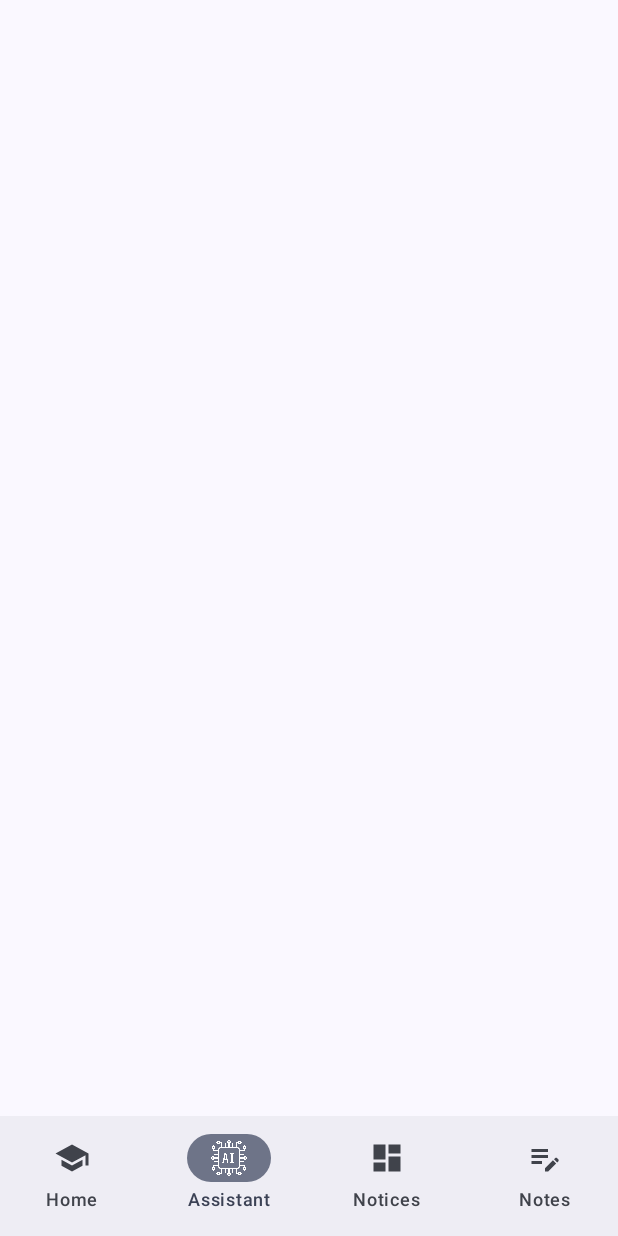
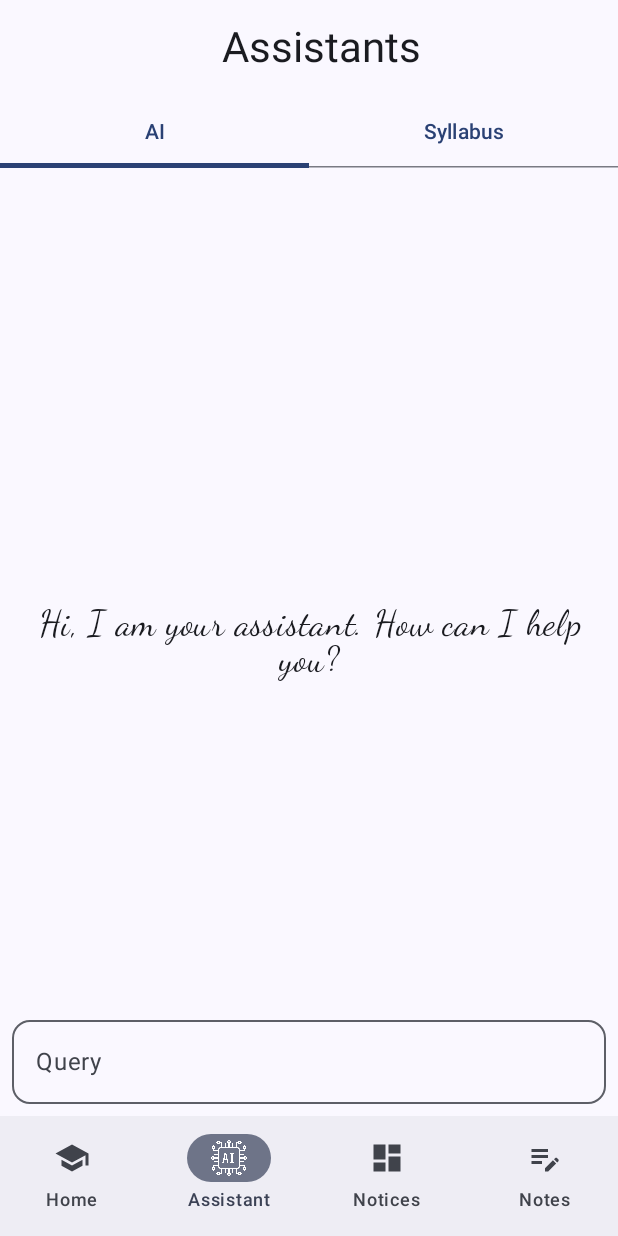
Before and after one commit to prafullKrRj/Campuse-Pulse, an Android app built with Jetpack Compose: the StudentNavGraph screen opened through its navigation route, item 2 of the bottom bar chosen, on a phone screen of 412 x 824 dp. Run offline under Robolectric (Android 15) with nearby library versions, the phone set to English and light mode, and no system bars; our stand-ins replace Firebase (no records; nobody signed in at launch, a user with empty details on screens opened directly); libraries missing offline, so code that uses them is left out: com.google.ai.client.

Commit message:
AI bot completed

```diff
--- a/app/src/main/java/com/prafullkumar/campusepulse/data/studentRepo/AssistantsRepo.kt
+++ b/app/src/main/java/com/prafullkumar/campusepulse/data/studentRepo/AssistantsRepo.kt
@@ -1,11 +1,43 @@
 package com.prafullkumar.campusepulse.data.studentRepo
 
+import com.google.ai.client.generativeai.GenerativeModel
+import com.google.ai.client.generativeai.type.content
+import com.prafullkumar.campusepulse.BuildConfig
+import com.prafullkumar.campusepulse.studentApp.assistant.Participant
 interface AssistantsRepository {
-
+    suspend fun sendMessage(message: String): Response
 }
 
 class AssistantsRepositoryImpl (
 
 ) : AssistantsRepository {
-
+    private val generativeModel = GenerativeModel(
+        modelName = "gemini-pro",
+        apiKey = BuildConfig.API_KEY
+    )
+    private val chat = generativeModel.startChat(
+        history = listOf(
+            content(role = Participant.USER.role) {
+                text(Constants.startingQuery)
+            },
+            content(role = Participant.MODEL.role) {
+                text("Ok")
+            }
+        )
+    )
+    override suspend fun sendMessage(message: String): Response {
+        return try {
+            val response = chat.sendMessage(message)
+            Response.Success(response.text)
+        } catch (e: Exception) {
+            Response.Error(e.message ?: "Unknown error")
+        }
+    }
 }
+sealed class Response {
+    data class Success(val message: String?) : Response()
+    data class Error(val message: String) : Response()
+}
+private object Constants {
+    const val startingQuery = "Give the answer max to max in 100 words if you want to increase the limit you can it's your choice and if user specifies that give answer in detail or need more information then you can exceed the limit"
+}
--- a/app/src/main/java/com/prafullkumar/campusepulse/studentApp/StudentNavGraph.kt
+++ b/app/src/main/java/com/prafullkumar/campusepulse/studentApp/StudentNavGraph.kt
@@ -14,6 +14,7 @@ import androidx.compose.runtime.Immutable
 import androidx.compose.runtime.getValue
 import androidx.compose.runtime.mutableIntStateOf
 import androidx.compose.runtime.remember
+import androidx.compose.runtime.saveable.rememberSaveable
 import androidx.compose.runtime.setValue
 import androidx.compose.ui.Modifier
 import androidx.compose.ui.res.painterResource
@@ -45,13 +46,13 @@ fun StudentNavGraph() {
     )
     Scaffold(
         bottomBar = {
-            BottomNavigationBar(sNavController = sNavController)
+            BottomNavigationBar(sNavController = sNavController, selected = 0)
         }
     ) { innerPadding ->
         Column(modifier = Modifier
             .fillMaxSize()
             .padding(innerPadding)) {
-            NavHost(navController = sNavController, startDestination = StudentScreens.HOME.name) {
+            NavHost(navController = sNavController, startDestination = StudentScreens.ASSISTANT.name) {
                 composable(StudentScreens.HOME.name) {
                     StudentHomeScreenNavGraph(viewModel = viewModels[0] as StudentViewModel)
                 }
@@ -70,8 +71,8 @@ fun StudentNavGraph() {
 }
 
 @Composable
-fun BottomNavigationBar(sNavController: NavController) {
-    var selectedItem by remember { mutableIntStateOf(0) }
+fun BottomNavigationBar(sNavController: NavController, selected: Int) {
+    var selectedItem by rememberSaveable { mutableIntStateOf(selected) }
     val items = StudentConst.items
     NavigationBar {
         items.forEachIndexed { index, item ->
--- a/app/src/main/java/com/prafullkumar/campusepulse/studentApp/assistant/AssistantScreen.kt
+++ b/app/src/main/java/com/prafullkumar/campusepulse/studentApp/assistant/AssistantScreen.kt
@@ -1,10 +1,103 @@
 package com.prafullkumar.campusepulse.studentApp.assistant
 
+import androidx.compose.foundation.ExperimentalFoundationApi
+import androidx.compose.foundation.layout.Box
+import androidx.compose.foundation.layout.Column
+import androidx.compose.foundation.layout.PaddingValues
+import androidx.compose.foundation.layout.fillMaxSize
+import androidx.compose.foundation.layout.padding
+import androidx.compose.foundation.pager.HorizontalPager
+import androidx.compose.foundation.pager.PageSize
+import androidx.compose.foundation.pager.rememberPagerState
+import androidx.compose.material3.MaterialTheme
+import androidx.compose.material3.Scaffold
+import androidx.compose.material3.Tab
+import androidx.compose.material3.TabRow
+import androidx.compose.material3.Text
 import androidx.compose.runtime.Composable
+import androidx.compose.runtime.derivedStateOf
+import androidx.compose.runtime.getValue
+import androidx.compose.runtime.remember
+import androidx.compose.runtime.rememberCoroutineScope
+import androidx.compose.ui.Alignment
+import androidx.compose.ui.Modifier
+import androidx.compose.ui.text.style.TextAlign
+import androidx.compose.ui.text.style.TextOverflow
+import com.prafullkumar.campusepulse.R
+import com.prafullkumar.campusepulse.commons.TopAppBar
+import kotlinx.coroutines.launch
+
 
 @Composable
-fun AssistantScreen(
-    viewModel: AssistantsViewModel
-) {
+fun AssistantScreen(viewModel: AssistantsViewModel) {
+    Scaffold(
+        topBar = {
+            TopAppBar(
+                label = R.string.assistants,
+            )
+        }
+    ) { innerPadding ->
+        AssistantsMainUI(innerPadding, viewModel = viewModel)
+    }
+}
+@OptIn(ExperimentalFoundationApi::class)
+@Composable
+fun AssistantsMainUI(paddingValues: PaddingValues, viewModel: AssistantsViewModel) {
+    Column(
+        modifier = Modifier.padding(paddingValues),
+    ) {
+        val tabs = remember { listOf("AI", "Syllabus") }
+        val pagerState = rememberPagerState {
+            tabs.size
+        }
+        val currentTabIndex by remember { derivedStateOf { pagerState.currentPage } }
 
+        TabRow(
+            modifier = Modifier,
+            selectedTabIndex = currentTabIndex,
+        ) {
+            tabs.forEachIndexed { index, title ->
+                val coroutineScope = rememberCoroutineScope()
+                Tab(
+                    selected = currentTabIndex == index,
+                    onClick = {
+                        coroutineScope.launch {
+                            pagerState.animateScrollToPage(index)
+                        }
+                    },
+                    text = {
+                        Text(
+                            text = title,
+                            maxLines = 2,
+                            overflow = TextOverflow.Ellipsis
+                        )
+                    }
+                )
+            }
+        }
+
+        HorizontalPager(
+            state = pagerState,
+            modifier = Modifier.fillMaxSize(),
+            pageSize = PageSize.Fill,
+        ) { tabIndex ->
+            when (tabIndex) {
+                0 -> {
+                    AiAssistantScreen(viewModel = viewModel)
+                }
+                1 -> {
+                    Box(
+                        modifier = Modifier.fillMaxSize(),
+                        contentAlignment = Alignment.Center
+                    ) {
+                        Text(
+                            text = "Syllabus",
+                            style = MaterialTheme.typography.headlineLarge,
+                            textAlign = TextAlign.Center
+                        )
+                    }
+                }
+            }
+        }
+    }
 }
--- /dev/null
+++ b/app/src/main/java/com/prafullkumar/campusepulse/studentApp/assistant/ChatBotScreen.kt
@@ -0,0 +1,203 @@
+package com.prafullkumar.campusepulse.studentApp.assistant
+
+
+import android.content.Context
+import android.content.Intent
+import android.widget.Toast
+import androidx.compose.foundation.background
+import androidx.compose.foundation.layout.Arrangement
+import androidx.compose.foundation.layout.Box
+import androidx.compose.foundation.layout.Column
+import androidx.compose.foundation.layout.Row
+import androidx.compose.foundation.layout.Spacer
+import androidx.compose.foundation.layout.fillMaxSize
+import androidx.compose.foundation.layout.fillMaxWidth
+import androidx.compose.foundation.layout.heightIn
+import androidx.compose.foundation.layout.padding
+import androidx.compose.foundation.layout.size
+import androidx.compose.foundation.lazy.LazyColumn
+import androidx.compose.material.icons.Icons
+import androidx.compose.material.icons.filled.Send
+import androidx.compose.material.icons.filled.Share
+import androidx.compose.material3.Card
+import androidx.compose.material3.CardDefaults
+import androidx.compose.material3.CircularProgressIndicator
+import androidx.compose.material3.Icon
+import androidx.compose.material3.IconButton
+import androidx.compose.material3.MaterialTheme
+import androidx.compose.material3.OutlinedTextField
+import androidx.compose.material3.Scaffold
+import androidx.compose.material3.Text
+import androidx.compose.runtime.Composable
+import androidx.compose.runtime.collectAsState
+import androidx.compose.runtime.getValue
+import androidx.compose.runtime.mutableStateOf
+import androidx.compose.runtime.saveable.rememberSaveable
+import androidx.compose.runtime.setValue
+import androidx.compose.ui.Alignment
+import androidx.compose.ui.ExperimentalComposeUiApi
+import androidx.compose.ui.Modifier
+import androidx.compose.ui.platform.LocalClipboardManager
+import androidx.compose.ui.platform.LocalConfiguration
+import androidx.compose.ui.platform.LocalContext
+import androidx.compose.ui.platform.LocalFocusManager
+import androidx.compose.ui.platform.LocalSoftwareKeyboardController
+import androidx.compose.ui.res.painterResource
+import androidx.compose.ui.text.AnnotatedString
+import androidx.compose.ui.text.font.FontFamily
+import androidx.compose.ui.text.style.TextAlign
+import androidx.compose.ui.unit.dp
+import androidx.compose.ui.unit.sp
+import com.prafullkumar.campusepulse.R
+
+@Composable
+fun AiAssistantScreen(viewModel: AssistantsViewModel) {
+    val chatState by viewModel.uiState.collectAsState()
+    val focusManager = LocalFocusManager.current
+    Scaffold (
+        bottomBar = {
+            PromptField(viewModel = viewModel) {
+                focusManager.clearFocus()
+            }
+        },
+        modifier = Modifier
+            .fillMaxSize()
+            .heightIn(min = LocalConfiguration.current.screenHeightDp.dp)
+    ){ paddingValues ->
+        if (chatState is ChatUiState.Initial){
+            Box(modifier = Modifier.fillMaxSize(), contentAlignment = Alignment.Center) {
+                Text(
+                    text = "Hi, I am your assistant. How can I help you?",
+                    modifier = Modifier.padding(8.dp),
+                    textAlign = TextAlign.Center,
+                    fontFamily = FontFamily.Cursive,
+                    fontSize = 24.sp
+                )
+            }
+        }
+        ChatScreen(
+            modifier = Modifier
+                .fillMaxSize()
+                .padding(paddingValues),
+            messages = viewModel.messages,
+            state = chatState
+        )
+    }
+}
+@Composable
+fun ChatScreen(
+    modifier: Modifier = Modifier,
+    messages: List<Message> = emptyList(),
+    state: ChatUiState = ChatUiState.Initial
+) {
+
+    LazyColumn(modifier = modifier, reverseLayout = true) {
+        item {
+            if (state == ChatUiState.Loading) {
+                CircularProgressIndicator(modifier = Modifier.padding(horizontal = 8.dp))
+            }
+        }
+        messages.forEach { message ->
+            item {
+                ChatBubble(message = message)
+            }
+        }
+    }
+}
+@Composable
+fun ChatBubble(modifier: Modifier = Modifier, message: Message) {
+    val clipboardManager = LocalClipboardManager.current
+    val context = LocalContext.current
+    Row(
+        modifier = modifier.fillMaxWidth(),
+        horizontalArrangement = if (message.person == Participant.USER) {
+            Arrangement.End
+        } else {
+            Arrangement.Start
+        }
+    ) {
+        Card(
+            modifier = Modifier
+                .padding(
+                    vertical = 8.dp,
+                )
+                .padding(
+                    start = if (message.person == Participant.USER) 32.dp else 8.dp,
+                    end = if (message.person == Participant.USER) 8.dp else 32.dp,
+                )
+                .fillMaxWidth(),
+            colors = CardDefaults.cardColors(
+                containerColor = when (message.messageType) {
+                    MessageType.USER -> MaterialTheme.colorScheme.secondaryContainer
+                    MessageType.ERROR -> MaterialTheme.colorScheme.error
+                    else -> MaterialTheme.colorScheme.tertiaryContainer
+                }
+            )
+        ){
+            Column(modifier = Modifier.padding(8.dp)) {
+                Text(text = message.text)
+                Spacer(modifier = Modifier.heightIn(4.dp))
+                Row(
+                    horizontalArrangement = Arrangement.End,
+                    modifier = Modifier.fillMaxWidth()
+                ) {
+                    IconButton(onClick = {
+                        shareText(context, message.text)
+                    }, modifier = Modifier.padding(end = 4.dp)) {
+                        Icon(
+                            imageVector = Icons.Default.Share,
+                            contentDescription = null,
+                            Modifier.size(18.dp)
+                        )
+                    }
+                    IconButton(onClick = {
+                        clipboardManager.setText(AnnotatedString(message.text))
+                        Toast.makeText(context, "Copied", Toast.LENGTH_SHORT).show()
+                    }) {
+                        Icon(
+                            painter = painterResource(id = R.drawable.baseline_content_copy_24),
+                            contentDescription = null,
+                            Modifier.size(18.dp)
+                        )
+                    }
+                }
+            }
+        }
+    }
+}
+fun shareText(context: Context, text: String) {
+    val shareIntent = Intent(Intent.ACTION_SEND).apply {
+        type = "text/plain"
+        putExtra(Intent.EXTRA_TEXT, text)
+    }
+    val chooserIntent = Intent.createChooser(shareIntent, null)
+    context.startActivity(chooserIntent)
+}
+@OptIn(ExperimentalComposeUiApi::class)
+@Composable
+fun PromptField(viewModel: AssistantsViewModel, onPrompted: () -> Unit = {}) {
+    val keyboardController = LocalSoftwareKeyboardController.current
+    var text by rememberSaveable { mutableStateOf("") }
+    OutlinedTextField(
+        modifier = Modifier
+            .fillMaxWidth()
+            .background(MaterialTheme.colorScheme.surface)
+            .padding(8.dp),
+        value = text,
+        onValueChange = { text = it },
+        label = { Text("Query") },
+        trailingIcon = {
+            if (text.isNotEmpty()) {
+                IconButton(onClick = {
+                    viewModel.sendMessage(text)
+                    text = ""
+                    keyboardController?.hide()
+                    onPrompted()
+                }) {
+                    Icon(imageVector = Icons.Default.Send, contentDescription = null)
+                }
+            }
+        },
+        shape = MaterialTheme.shapes.medium
+    )
+}
--- a/app/src/main/java/com/prafullkumar/campusepulse/studentApp/homeScreen/StudentHomeScreen.kt
+++ b/app/src/main/java/com/prafullkumar/campusepulse/studentApp/homeScreen/StudentHomeScreen.kt
@@ -4,6 +4,8 @@ import androidx.compose.foundation.layout.Box
 import androidx.compose.foundation.layout.Column
 import androidx.compose.foundation.layout.fillMaxSize
 import androidx.compose.foundation.layout.padding
+import androidx.compose.foundation.rememberScrollState
+import androidx.compose.foundation.verticalScroll
 import androidx.compose.material.icons.Icons
 import androidx.compose.material.icons.filled.Person
 import androidx.compose.material3.CircularProgressIndicator
@@ -22,6 +24,7 @@ import com.prafullkumar.campusepulse.commons.TopAppBar
 @Composable
 fun StudentHomeScreen(navController: NavController, viewModel: StudentViewModel) {
     val state by viewModel.studentScreenState.collectAsState()
+    val scrollState = rememberScrollState()
     Scaffold(
         topBar = {
             TopAppBar(
@@ -35,7 +38,8 @@ fun StudentHomeScreen(navController: NavController, viewModel: StudentViewModel)
     ) { paddingValues ->
         Column(modifier = Modifier
             .fillMaxSize()
-            .padding(paddingValues)) {
+            .padding(paddingValues)
+            .verticalScroll(scrollState)) {
             when(state) {
                 is StudentScreenState.Initial -> {
                     Text(stringResource(R.string.initial))
--- /dev/null
+++ b/app/src/main/res/drawable/baseline_content_copy_24.xml
@@ -0,0 +1,5 @@
+<vector android:height="24dp" android:tint="#000000"
+    android:viewportHeight="24" android:viewportWidth="24"
+    android:width="24dp" xmlns:android="http://schemas.android.com/apk/res/android">
+    <path android:fillColor="@android:color/white" android:pathData="M16,1L4,1c-1.1,0 -2,0.9 -2,2v14h2L4,3h12L16,1zM19,5L8,5c-1.1,0 -2,0.9 -2,2v14c0,1.1 0.9,2 2,2h11c1.1,0 2,-0.9 2,-2L21,7c0,-1.1 -0.9,-2 -2,-2zM19,21L8,21L8,7h11v14z"/>
+</vector>
--- a/app/src/main/res/values/strings.xml
+++ b/app/src/main/res/values/strings.xml
@@ -7,4 +7,5 @@
     <string name="notice">Notice</string>
     <string name="home">Home</string>
     <string name="profile">Profile\n</string>
+    <string name="assistants">Assistants</string>
 </resources>
--- a/gradle.properties
+++ b/gradle.properties
@@ -21,3 +21,4 @@ kotlin.code.style=official
 # resources declared in the library itself and none from the library's dependencies,
 # thereby reducing the size of the R class for that library
 android.nonTransitiveRClass=true
+API_KEY="AIzaSyCgQlTwJ9-zMZmyK8qHrUkvZezbztD0iMw"
```
Also changed, not shown: app/build.gradle.kts (+7 -1 lines), app/src/main/java/com/prafullkumar/campusepulse/studentApp/assistant/AssistantsVM.kt (+70 -2 lines), app/src/main/java/com/prafullkumar/campusepulse/studentApp/homeScreen/HomeScreenUI.kt (+10 -6 lines), app/src/main/java/com/prafullkumar/campusepulse/studentApp/homeScreen/components/TimeTableUI.kt (added, +64 -0 lines).
